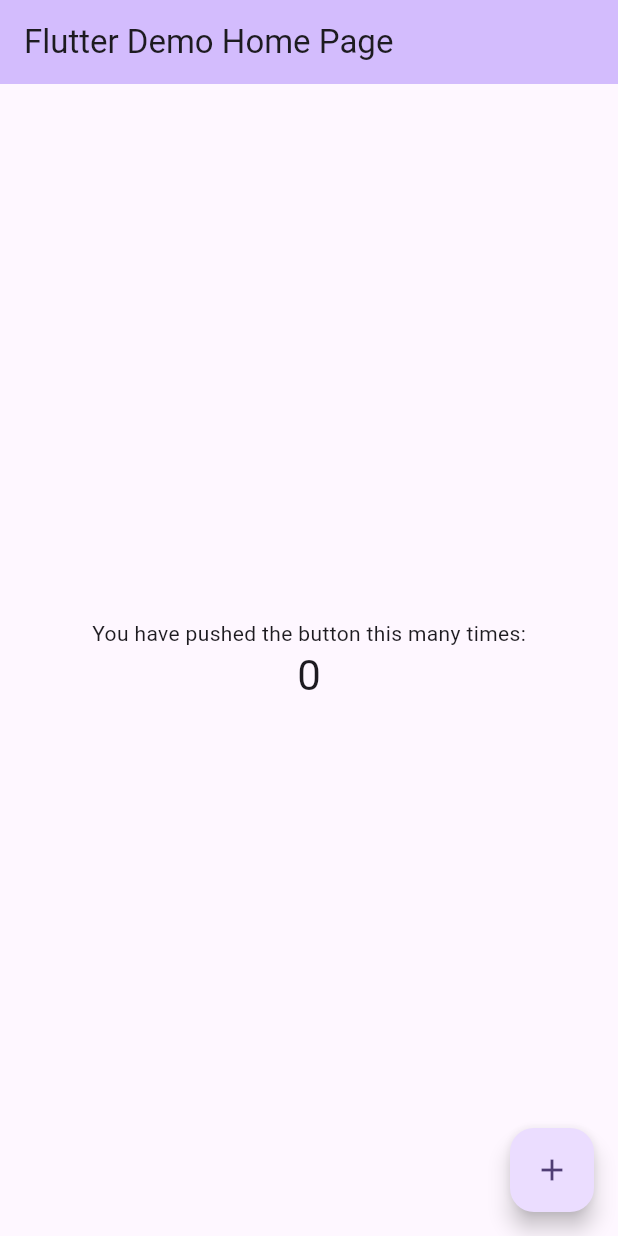
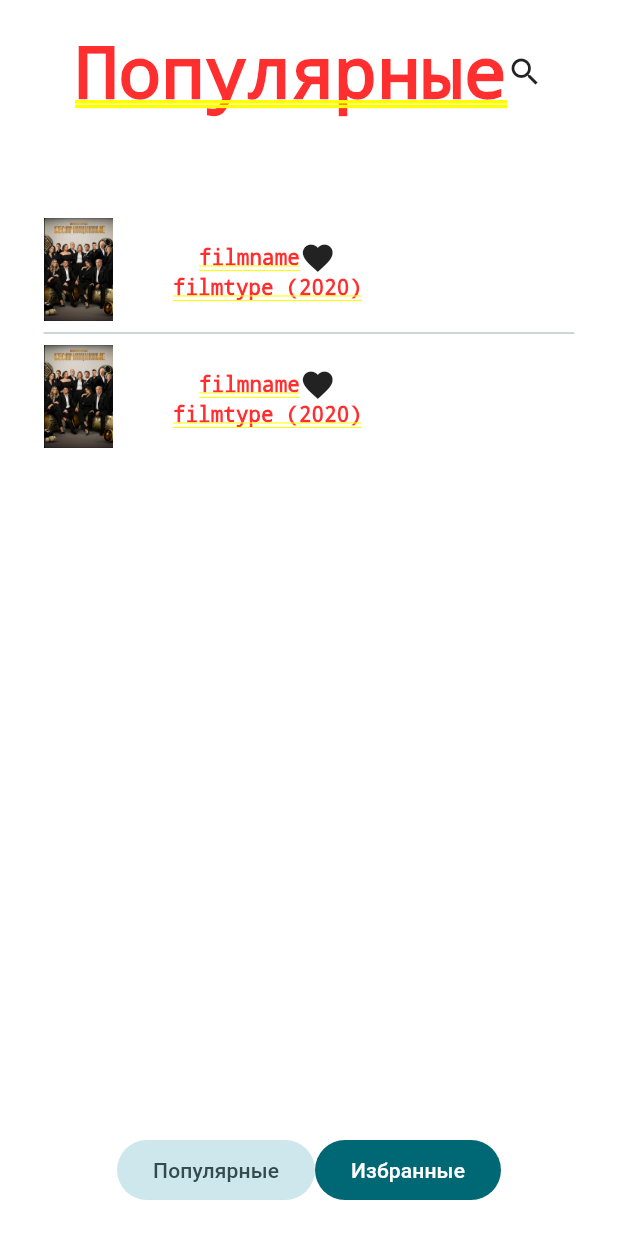
Before and after one commit to te32012/course_work_mobile, a Flutter app: the screen it shows after launch, on a phone screen of 412 x 824 dp. Run offline on Flutter 3.47's test engine with Material 3 defaults, Android fonts, the light colour scheme and no system bars.

Commit message:
добавлены черновые версии - основной экран - экран постера

```diff
--- a/lib/main.dart
+++ /dev/null
@@ -1,122 +0,0 @@
-import 'package:flutter/material.dart';
-
-void main() {
-  runApp(const MyApp());
-}
-
-class MyApp extends StatelessWidget {
-  const MyApp({super.key});
-
-  // This widget is the root of your application.
-  @override
-  Widget build(BuildContext context) {
-    return MaterialApp(
-      title: 'Flutter Demo',
-      theme: ThemeData(
-        // This is the theme of your application.
-        //
-        // TRY THIS: Try running your application with "flutter run". You'll see
-        // the application has a purple toolbar. Then, without quitting the app,
-        // try changing the seedColor in the colorScheme below to Colors.green
-        // and then invoke "hot reload" (save your changes or press the "hot
-        // reload" button in a Flutter-supported IDE, or press "r" if you used
-        // the command line to start the app).
-        //
-        // Notice that the counter didn't reset back to zero; the application
-        // state is not lost during the reload. To reset the state, use hot
-        // restart instead.
-        //
-        // This works for code too, not just values: Most code changes can be
-        // tested with just a hot reload.
-        colorScheme: ColorScheme.fromSeed(seedColor: Colors.deepPurple),
-      ),
-      home: const MyHomePage(title: 'Flutter Demo Home Page'),
-    );
-  }
-}
-
-class MyHomePage extends StatefulWidget {
-  const MyHomePage({super.key, required this.title});
-
-  // This widget is the home page of your application. It is stateful, meaning
-  // that it has a State object (defined below) that contains fields that affect
-  // how it looks.
-
-  // This class is the configuration for the state. It holds the values (in this
-  // case the title) provided by the parent (in this case the App widget) and
-  // used by the build method of the State. Fields in a Widget subclass are
-  // always marked "final".
-
-  final String title;
-
-  @override
-  State<MyHomePage> createState() => _MyHomePageState();
-}
-
-class _MyHomePageState extends State<MyHomePage> {
-  int _counter = 0;
-
-  void _incrementCounter() {
-    setState(() {
-      // This call to setState tells the Flutter framework that something has
-      // changed in this State, which causes it to rerun the build method below
-      // so that the display can reflect the updated values. If we changed
-      // _counter without calling setState(), then the build method would not be
-      // called again, and so nothing would appear to happen.
-      _counter++;
-    });
-  }
-
-  @override
-  Widget build(BuildContext context) {
-    // This method is rerun every time setState is called, for instance as done
-    // by the _incrementCounter method above.
-    //
-    // The Flutter framework has been optimized to make rerunning build methods
-    // fast, so that you can just rebuild anything that needs updating rather
-    // than having to individually change instances of widgets.
-    return Scaffold(
-      appBar: AppBar(
-        // TRY THIS: Try changing the color here to a specific color (to
-        // Colors.amber, perhaps?) and trigger a hot reload to see the AppBar
-        // change color while the other colors stay the same.
-        backgroundColor: Theme.of(context).colorScheme.inversePrimary,
-        // Here we take the value from the MyHomePage object that was created by
-        // the App.build method, and use it to set our appbar title.
-        title: Text(widget.title),
-      ),
-      body: Center(
-        // Center is a layout widget. It takes a single child and positions it
-        // in the middle of the parent.
-        child: Column(
-          // Column is also a layout widget. It takes a list of children and
-          // arranges them vertically. By default, it sizes itself to fit its
-          // children horizontally, and tries to be as tall as its parent.
-          //
-          // Column has various properties to control how it sizes itself and
-          // how it positions its children. Here we use mainAxisAlignment to
-          // center the children vertically; the main axis here is the vertical
-          // axis because Columns are vertical (the cross axis would be
-          // horizontal).
-          //
-          // TRY THIS: Invoke "debug painting" (choose the "Toggle Debug Paint"
-          // action in the IDE, or press "p" in the console), to see the
-          // wireframe for each widget.
-          mainAxisAlignment: MainAxisAlignment.center,
-          children: <Widget>[
-            const Text('You have pushed the button this many times:'),
-            Text(
-              '$_counter',
-              style: Theme.of(context).textTheme.headlineMedium,
-            ),
-          ],
-        ),
-      ),
-      floatingActionButton: FloatingActionButton(
-        onPressed: _incrementCounter,
-        tooltip: 'Increment',
-        child: const Icon(Icons.add),
-      ), // This trailing comma makes auto-formatting nicer for build methods.
-    );
-  }
-}
--- /dev/null
+++ b/lib/presentation/application.dart
@@ -0,0 +1,38 @@
+import 'package:course_work/presentation/main.dart';
+import 'package:flutter/material.dart';
+
+void main() {
+  runApp(const MyApp());
+}
+
+class MyApp extends StatelessWidget {
+  const MyApp({super.key});
+
+  // This widget is the root of your application.
+  @override
+  Widget build(BuildContext context) {
+    return MaterialApp(
+      title: 'Flutter Demo',
+      theme: ThemeData(
+        // This is the theme of your application.
+        //
+        // TRY THIS: Try running your application with "flutter run". You'll see
+        // the application has a purple toolbar. Then, without quitting the app,
+        // try changing the seedColor in the colorScheme below to Colors.green
+        // and then invoke "hot reload" (save your changes or press the "hot
+        // reload" button in a Flutter-supported IDE, or press "r" if you used
+        // the command line to start the app).
+        //
+        // Notice that the counter didn't reset back to zero; the application
+        // state is not lost during the reload. To reset the state, use hot
+        // restart instead.
+        //
+        // This works for code too, not just values: Most code changes can be
+        // tested with just a hot reload.
+        brightness: Brightness.light,
+        colorScheme: ColorScheme.fromSeed(seedColor: const Color.fromARGB(255, 244, 244, 244)),
+      ),
+      home: SafeArea(child: MainDisplay()),
+    );
+  }
+}
--- a/lib/presentation/cart.dart
+++ b/lib/presentation/cart.dart
@@ -1,40 +1,67 @@
 import 'package:flutter/material.dart';
 
-class Cart extends StatelessWidget {
+class PosterCart extends StatelessWidget {
 
   final  String name, type, year, poster ;
   final  bool isFavorite;
-  Cart({super.key, required this.name, required this.type, required this.year, required this.poster, required this.isFavorite});
+  const PosterCart({super.key, required this.name, required this.type, required this.year, required this.poster, required this.isFavorite});
 
 
   @override
   Widget build(BuildContext context) {
-    final h = MediaQuery.sizeOf(context).height;
-    final w = MediaQuery.sizeOf(context).width;
+    final h = (MediaQuery.sizeOf(context).height) / 12;
+    final w = (MediaQuery.sizeOf(context).width);
 
     return Center(
-      child: Padding(padding: EdgeInsetsGeometry.all(40),
       child: Row(
         children: [
-            ConstrainedBox(constraints: BoxConstraints.loose(Size(w / 4, h)), child: Image.file(poster)),
-            Padding(padding: EdgeInsetsGeometry.all(5),
-              child: ConstrainedBox(constraints: BoxConstraints.loose(Size((w / 4)*3, h)),
+          ConstrainedBox(
+            constraints:
+              BoxConstraints(
+                minHeight: 0,
+                minWidth: 0,
+                maxHeight: h,
+                maxWidth: w
+              ),
+            child: Image.asset(poster)
+          ),
+          ConstrainedBox(
+              constraints:
+                BoxConstraints(
+                  minHeight: 0,
+                  minWidth: 0,
+                  maxHeight: h,
+                  maxWidth: w/2
+                ),
               child: Column (
+                mainAxisAlignment: MainAxisAlignment.center,
                 children: [
                   Row(
+                    mainAxisAlignment: MainAxisAlignment.center,
                     children: [
-                        Text(name),
-                        isFavorite ? Icon(Icons.favorite) : Text("")
+                      Text(name,
+                        style: TextStyle(
+                          fontSize: 14
+                        ),
+                      ),
+                      isFavorite ? Icon(Icons.favorite): Text(""),
                     ],
                   ),
-                    Text("$type ($year)")
+                  Row (
+                    mainAxisAlignment: MainAxisAlignment.center,
+                    children:
+                    [
+                      Text("$type ($year)",
+                        style: TextStyle(
+                          fontSize: 14
+                        ),
+                      )
+                  ],)
                 ]
-                ),
               ),
             ),
         ],
       ),
-      ),
     );
   }
 }
--- a/lib/presentation/main.dart
+++ b/lib/presentation/main.dart
@@ -1,53 +1,79 @@
+import 'package:course_work/presentation/about_film.dart';
+import 'package:course_work/presentation/cart.dart';
 import 'package:flutter/material.dart';
 
-
-
-class MainState extends StatefulWidget {
-  const MainState({super.key});
+class MainDisplay extends StatefulWidget {
+  const MainDisplay({super.key});
 
   @override
-  State<MainState> createState() => _MainState();
+  State<MainDisplay> createState() => _MainState();
 }
 
-class _MainState extends State<MainState> {
+class _MainState extends State<MainDisplay> {
 
   @override
   Widget build(BuildContext context) {
+      var uh = MediaQuery.sizeOf(context).height / 24;
+      var uw = MediaQuery.sizeOf(context).width - 50;
       return Container(
-        padding: EdgeInsets.all(12.00),
+        padding: EdgeInsets.all(20.00),
         child: Column(
+          mainAxisAlignment: MainAxisAlignment.spaceBetween,
           children: [
-            Row(
+            ConstrainedBox(
+                  constraints: BoxConstraints(
+                    minHeight: 0,
+                    minWidth: 0,
+                    maxHeight: 2*uh,
+                    maxWidth: uw
+                  ),
+                  child: Row(
+                      mainAxisAlignment: MainAxisAlignment.center,
                       children: [
                         Text("Популярные"),
                         Icon(Icons.search)
                       ],
                   ),
-            ListView.separated(
-              padding: const EdgeInsets.all(8),
-              itemCount: entries.length,
+            ),
+            ConstrainedBox(
+              constraints: BoxConstraints(
+                    minHeight: 0,
+                    minWidth: 0,
+                    maxHeight: 16*uh,
+                    maxWidth: uw
+                  ),
+              child: ListView.separated(
+                  padding: const EdgeInsets.all(4),
+                  itemCount: 2,
                   itemBuilder: (BuildContext context, int index) {
-                return Container(
-                  height: 50,
-                  color: Colors.amber[colorCodes[index]],
-                  child: Center(child: Text('Entry ${entries[index]}')),
+                    return GestureDetector(
+                      onTap: () => Navigator.push(context,  MaterialPageRoute(builder: (BuildContext context) => SafeArea(child: AboutFilm(fullname: "fullname", about: "aboutfilm", countris: "c1, c2", types: "t1, t2", poster: "assets/images/two.png"))) ),
+                      child: PosterCart(name: "filmname", type: "filmtype", year: "2020", poster: "assets/images/two.png", isFavorite: true)
                       );
                   },
-              separatorBuilder: (BuildContext context, int index) => Container(padding: EdgeInsets.symmetric(vertical: 8.0),),
+                  separatorBuilder: (BuildContext context, int index) => const Divider(),
                 ),
-            Row(
+            ),
+            ConstrainedBox(
+              constraints: BoxConstraints(
+                    minHeight: 0,
+                    minWidth: 0,
+                    maxHeight: 2*uh,
+                    maxWidth: uw
+                  ),
+              child: Row(
+                  mainAxisAlignment: MainAxisAlignment.center,
                   children: [
                     FilledButton.tonal(onPressed: onPressed, child: Text("Популярные")),
                     FilledButton(onPressed: onPressed, child: Text("Избранные"))
                   ],
                 )
+
+            ),
           ],
         ),
-      )
-
-
+      );
   }
-
 
   void onPressed() {
   }
--- a/pubspec.yaml
+++ b/pubspec.yaml
@@ -58,9 +58,9 @@ flutter:
   uses-material-design: true
 
   # To add assets to your application, add an assets section, like this:
-  # assets:
-  #   - images/a_dot_burr.jpeg
-  #   - images/a_dot_ham.jpeg
+  assets:
+    - assets/images/one.png
+    - assets/images/two.png
 
   # An image asset can refer to one or more resolution-specific "variants", see
   # https://flutter.dev/to/resolution-aware-images
```
Also changed, not shown: lib/presentation/about_film.dart (+44 -0 lines), assets/images/one.png (added), assets/images/two.png (added), 1 other file. Lines whose indentation alone changed are shown as unchanged.
